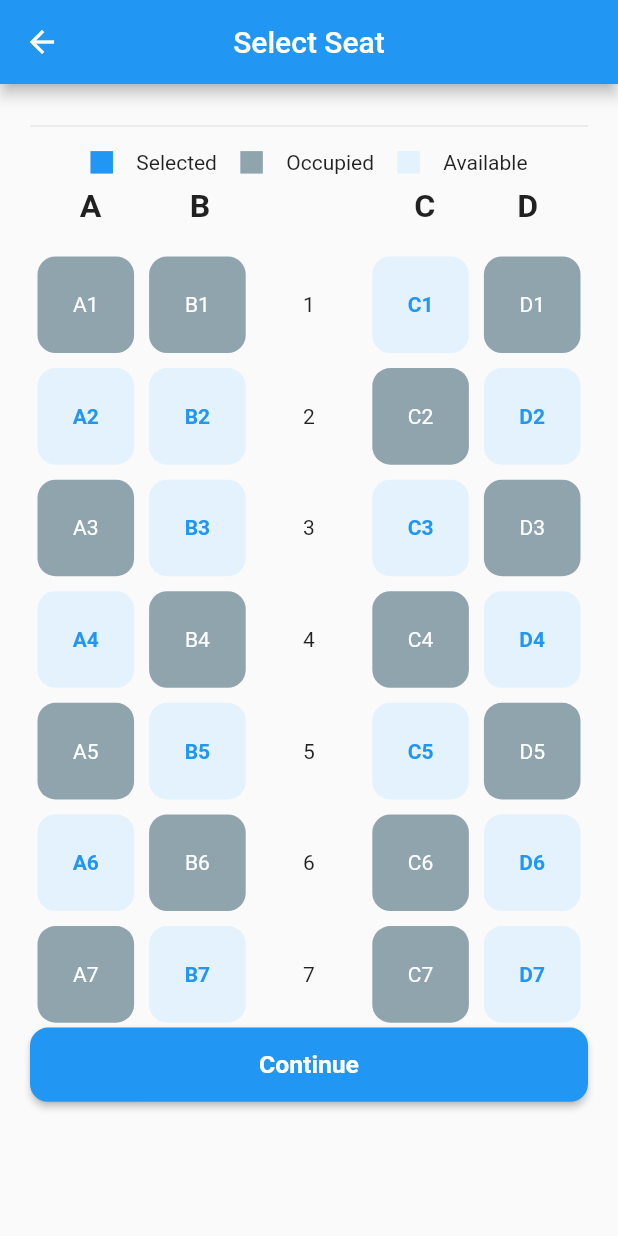
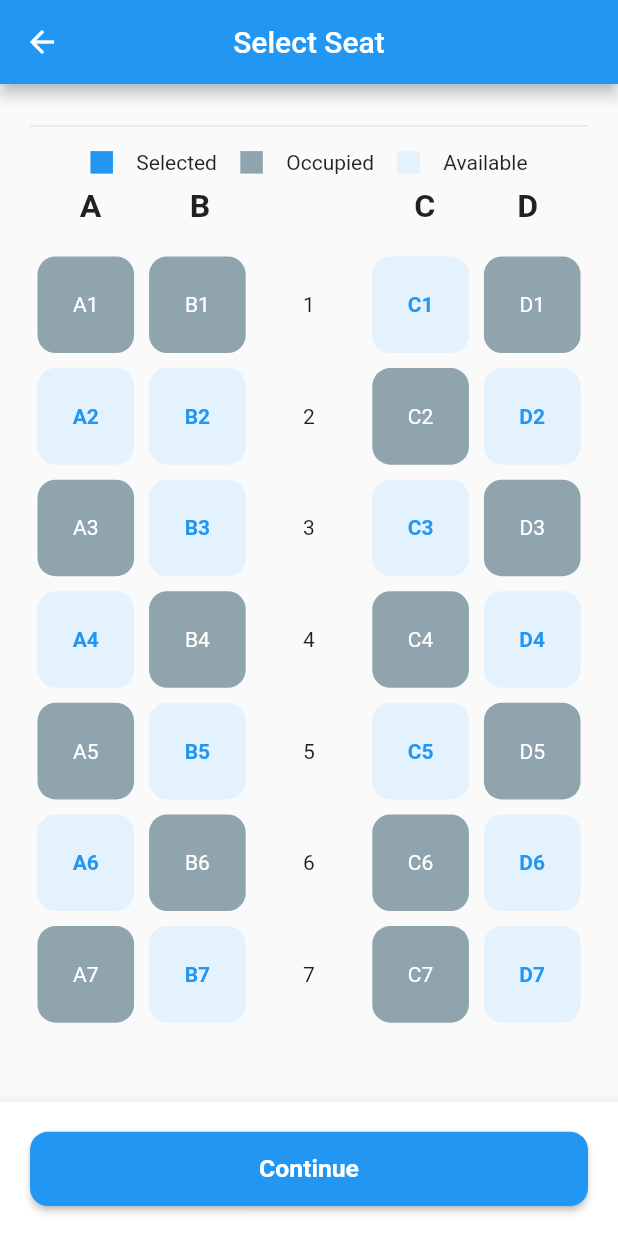
Before and after one commit to satasiyachirag2711/railify_app, a Flutter app: the SelectSeatScreen screen opened directly with empty values, on a phone screen of 412 x 824 dp. Run offline on Flutter 3.47's test engine with Material 2 defaults, Android fonts, the light colour scheme and no system bars; our stand-ins replace date_picker_timeline, flutter_spinkit, get, intl_phone_field, pinput, share_plus.

Commit message:
new_screen

```diff
--- a/lib/controller/globle_controller.dart
+++ b/lib/controller/globle_controller.dart
@@ -11,6 +11,7 @@ class GlobleController extends GetxController {
   TextEditingController pinput = TextEditingController();
   TextEditingController confirmPassword = TextEditingController();
   TextEditingController date = TextEditingController();
+  TextEditingController returndate = TextEditingController();
   TextEditingController fullName = TextEditingController();
   TextEditingController numberController = TextEditingController();
   TextEditingController idnumber = TextEditingController();
@@ -35,9 +36,9 @@ class GlobleController extends GetxController {
   int train = -1.obs;
   RxInt currentIndex = 0.obs;
   RxBool chacked = false.obs;
-  RxString otp = "".obs;
   DateTime selectedDate = DateTime.now();
   RxList<bool> isSelected = List.filled(35, false).obs;
   int payment = -1.obs;
   RxList select = [].obs;
+  RxBool unselect = false.obs;
 }
--- a/lib/presentation/pages/home_widgets/one_way/select_seat_screen.dart
+++ b/lib/presentation/pages/home_widgets/one_way/select_seat_screen.dart
@@ -134,7 +134,14 @@ class _SelectSeatScreenState extends State<SelectSeatScreen> {
                             }),
                 ),
               ),
-              CustomBtn(
+            ],
+          ),
+        ),
+      ),
+      bottomNavigationBar: BottomAppBar(
+        child: Padding(
+          padding: const EdgeInsets.all(20),
+          child: CustomBtn(
             text: AppString.conti,
             onPressed: () {
               Get.to(
@@ -156,8 +163,6 @@ class _SelectSeatScreenState extends State<SelectSeatScreen> {
                 ),
               );
             },
-              )
-            ],
           ),
         ),
       ),
--- a/lib/presentation/widgets/custom_bottem_bar.dart
+++ b/lib/presentation/widgets/custom_bottem_bar.dart
@@ -54,7 +54,7 @@ class CustomBottomBar extends StatelessWidget {
           ),
           Expanded(
             child: bottomBtn(
-                textLabel: "Progress",
+                textLabel: "My Ticket",
                 onTap: () {
                   funcTwo();
                 },
@@ -65,7 +65,7 @@ class CustomBottomBar extends StatelessWidget {
           ),
           Expanded(
             child: bottomBtn(
-              textLabel: "Live",
+              textLabel: "My Wallet",
               onTap: () {
                 funcThree();
               },
@@ -77,7 +77,7 @@ class CustomBottomBar extends StatelessWidget {
           ),
           Expanded(
             child: bottomBtn(
-              textLabel: "Docs",
+              textLabel: "Account",
               onTap: () {
                 fucFour();
               },
--- a/lib/utils/App_list.dart
+++ b/lib/utils/App_list.dart
@@ -1,3 +1,4 @@
+import 'package:flutter/material.dart';
 import 'package:get/get.dart';
 import 'package:railify_app/utils/app_images.dart';
 import 'package:railify_app/utils/app_string.dart';
@@ -79,5 +80,22 @@ class AppList {
     {"image": AppImages.visa, "dataOne": ".... .... .... 5567"},
   ].obs;
 
+  static RxList<Map<String, dynamic>> account = [
+    {"image": Icons.person, "dataOne": AppString.personal},
+    {"image": Icons.people, "dataOne": AppString.passengerlist},
+    {"image": Icons.payment, "dataOne": AppString.paymentmethod},
+    {"image": Icons.notifications_active_outlined, "dataOne": AppString.notification},
+    {"image": Icons.security_outlined, "dataOne": AppString.security},
+    {"image": Icons.language, "dataOne": AppString.language},
+    {"image": Icons.remove_red_eye_outlined, "dataOne": AppString.darkmode},
+  ].obs;
+
+  static RxList<Map<String, dynamic>> accounttwo = [
+    {"image": Icons.help_center_outlined, "dataOne": AppString.helpcenter},
+    {"image": Icons.lock_outline, "dataOne": AppString.privacypolicy},
+    {"image": Icons.info_outline_rounded, "dataOne": AppString.aboutrailify},
+    {"image": Icons.login, "dataOne": AppString.logout},
+  ].obs;
+
   static RxList seat = ["A1", "B1", "1", "C1", "D1", "A2", "B2", "2", "C2", "D2", "A3", "B3", "3", "C3", "D3", "A4", "B4", "4", "C4", "D4", "A5", "B5", "5", "C5", "D5", "A6", "B6", "6", "C6", "D6", "A7", "B7", "7", "C7", "D7"].obs;
 }
--- a/lib/utils/app_string.dart
+++ b/lib/utils/app_string.dart
@@ -52,7 +52,7 @@ class AppString {
   static String get25 = "Get 25% OFF on\nTicket Book...";
   static String limited = "Limited time offer";
   static String code = "CODE 8XK5D";
-  static String get25off = "Get 25% OFF on Ticket Book...";
+  static String get25off = "Get 25% OFF on Ticket Booking...";
   static String ournewsstori = "Our News & Stories";
   static String trainapp = "Train App Launches New\nFeature to Help Commuters...";
   static String hours = "5 hours ago";
@@ -138,12 +138,35 @@ class AppString {
   static String reschedule = "Re-Schedule Ticket";
   static String cancelticket = "Cancel Ticket";
   static String scanthisqrcode = "Scan this QR Code at the gate before boarding pass";
-  // static String  = "";
-  // static String  = "";
-  // static String  = "";
-  // static String  = "";
-  // static String  = "";
-  // static String  = "";
+  static String passengertype = "Passenger Type";
+  static String seat = "Seat";
+  static String returndate = "Return Date";
+  static String ournewstorie = "Our News & Stories";
+  static String forasuccessfull =
+      "For a successful and well-maintained railway system, the most basic and necessary part is its maintenance. Everybody knows that a train contains thousands of moving parts. It is made up of complex mechanical and electrical systems.A whole new specific department would be required at various locations to keep track of the maintenance of trains, tracks, platforms, traffic light systems, etc. The equipment, assets, and inventories are also needed to be tracked, in order to perfect asset management of railways.\n\n\nSo if the railway administration wants to be reliable and secure for the customer then the equipment should always have to be in top condition. Regular maintenance is an essential part, for achieving this objective.However, maintenance is costly & it is also inevitable.And more importantly  if maintenance is not done regularly then it can result in fatal consequences, such as unexpected breakdown, delayed trip, it can even jeopardize several lives, and cost a lot of money. And we all  know that a negative impact can dilute the brand image.As a professional practice, one should emphasize maintenance rather than repair, especially in the railway industry. In simple words, to keep your equipment in good working condition, routine maintenance should be done on assets and equipment for their smooth functionality.";
+  static String aboutheoffer = "About The offers";
+  static String get25discount = "Get a 25% discount on all train tickets purchased\nthrough the app. Limited time offer. Download the\nthrough the app. Limited time offer. Download the\nautomatic discount application.";
+  static String termscondition = "Terms & Conditions";
+  static String theofferisvalid =
+      "1. The offer is valid for a limited time only and may\nbe withdrawn at any time without prior notice.\n2. The offer is only applicable to train ticket\nbookings made through the train ticket booking\napp.\n3. The discount of 25% will be applied\nautomatically to the final fare and cannot be\ncombined with any other offers or promotions.\n4. The offer is subject to availability and may not\nbe applicable to all train routes and schedules.\n5. The discount applies to the ticket fare only an\ndoes not include any additional charges such as\nseat selection or luggage fees.\n6. The offer is non-transferable and cannot be\nexchanged for cash or any other product or\nservice.\7. The train ticket booking app reserves the right to\nmodify or cancel the offer at any time without\nprior notice.\n8. By availing of this offer, the user agrees to\ncomply with all the terms and conditions set\nforth by the train ticket booking app.";
+  static String usediscount = "Use Discount";
+  static String ac = "Account";
+  static String general = "General";
+  static String myqrcode = "My QR Code";
+  static String share = "Share";
+  static String personal = "Personal ";
+  static String passengerlist = "Passengers List ";
+  static String language = "Language ";
+  static String darkmode = "Dark Mode ";
+  static String english = "English (US) ";
+  static String helpcenter = "Help Center ";
+  static String privacypolicy = "Privacy Policy ";
+  static String aboutrailify = "About Railify ";
+  static String logout = "Logout ";
+  static String about = "About";
+  static String areyousure = "Are you sure you want to log out?";
+  static String yeslogout = "Yes,Logout";
+  static String cancel = "Cancel";
   // static String  = "";
   // static String  = "";
   // static String  = "";
--- a/pubspec.yaml
+++ b/pubspec.yaml
@@ -43,6 +43,7 @@ dependencies:
   date_picker_timeline: ^1.2.4
   intl_phone_field: ^3.1.0
   ticket_widget: ^0.0.1
+  share_plus: ^7.0.2
 dev_dependencies:
   flutter_test:
     sdk: flutter
```
Also changed, not shown: lib/presentation/pages/account/account_screen.dart (added, +241 -0 lines), lib/presentation/pages/account_screen.dart (deleted, +0 -17 lines), lib/presentation/pages/forgot_password/create_new_password.dart (+10 -6 lines), lib/presentation/pages/forgot_password/otp_code_screen.dart (+11 -5 lines), lib/presentation/pages/forgot_password/reset_password_screen.dart (+8 -3 lines), lib/presentation/pages/home_page.dart (+4 -3 lines), lib/presentation/pages/home_widgets/home_widgets.dart (+25 -11 lines), lib/presentation/pages/home_widgets/one_way/booking_detailscreen.dart (+11 -7 lines), lib/presentation/pages/home_widgets/round_trip/round_trip_custom.dart (+222 -0 lines), lib/presentation/pages/sign_in_screen.dart (+9 -4 lines), lib/presentation/pages/sign_up_screen.dart (+12 -7 lines), pubspec.lock, 5 other files. Lines whose indentation alone changed are shown as unchanged.
